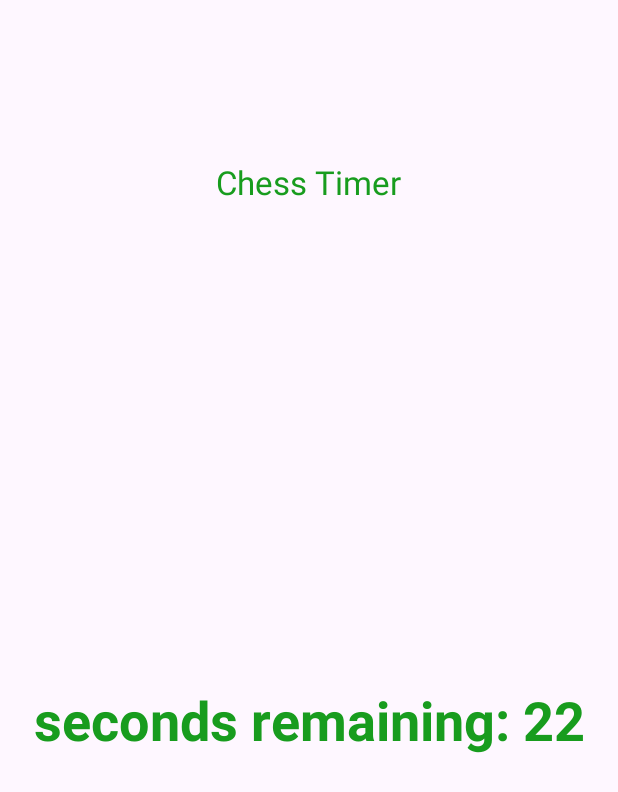
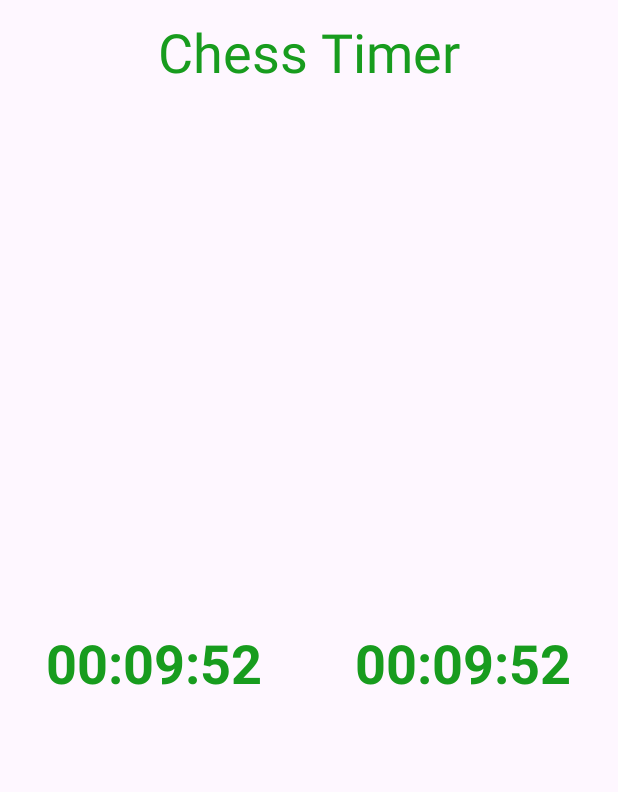
Before and after one commit to candlehand/coffeehouse, an Android app: the screen it shows after launch (MainActivity), on a phone screen of 412 x 824 dp. Shown: the top 792 px of the screen. Run offline under Robolectric (Android 15) with nearby library versions, the phone set to English and light mode, and no system bars.

Commit message:
Clock formatting updated. Layout updated.

```diff
--- a/coffeehouse/app/src/main/java/com/example/coffeehouse/MainActivity.kt
+++ b/coffeehouse/app/src/main/java/com/example/coffeehouse/MainActivity.kt
@@ -1,3 +1,9 @@
+/*
+Main Activity file for Chess Clock Android App
+Author:  Chip Weatherly
+Date:    1/6/2025
+Purpose: Holds logic for chess clock app main screen
+ */
 package com.example.coffeehouse
 
 import android.os.Bundle
@@ -7,35 +13,57 @@ import androidx.core.view.ViewCompat
 import androidx.core.view.WindowInsetsCompat
 import android.os.CountDownTimer
 import android.widget.TextView
+import java.text.DecimalFormat
 
 class MainActivity : AppCompatActivity() {
-    lateinit var textView : TextView
+    // textView holds id of the first textView item
+    lateinit var clock1 : TextView
+    lateinit var clock2 : TextView
     override fun onCreate(savedInstanceState: Bundle?) {
 
         super.onCreate(savedInstanceState)
         enableEdgeToEdge()
         setContentView(R.layout.activity_main)
-        textView = findViewById(R.id.textView)
-
-        // testing : (findViewById(R.id.main) -> (findViewById(R.id.textView)
-        //ViewCompat.setOnApplyWindowInsetsListener(findViewById(R.id.textView)) { v, insets ->
-        //    val systemBars = insets.getInsets(WindowInsetsCompat.Type.systemBars())
-        //    v.setPadding(systemBars.left, systemBars.top, systemBars.right, systemBars.bottom)
-        //    insets
-        //}
-
+        // assign the view ids to variables
+        clock1 = findViewById(R.id.clock1)
+        clock2 = findViewById(R.id.clock2)
 
         // Timer object, 600000 = 10 mins 1 = 1 millisecond
-        object : CountDownTimer(30000, 1000) {
+        object : CountDownTimer(600000, 1000) {
 
             // Callback function triggered regularly
             override fun onTick(millisUntilFinished: Long) {
-                textView.text = "seconds remaining: " + millisUntilFinished / 1000
+
+                val dec = DecimalFormat("00")
+
+                val hour = (millisUntilFinished / 3600000) % 24
+                val min = (millisUntilFinished / 60000) % 60
+                val sec = (millisUntilFinished / 1000) % 60
+                clock1.text = dec.format(hour) + ":" + dec.format(min) + ":" + dec.format(sec)
             }
 
             // fires when the time is up
             override fun onFinish() {
-                textView.text = "Done!"
+                clock1.text = "Time's Up!"
+            }
+        }.start()
+
+        object : CountDownTimer(600000, 1000) {
+
+            // Callback function triggered regularly
+            override fun onTick(millisUntilFinished: Long) {
+
+                val dec = DecimalFormat("00")
+
+                val hour = (millisUntilFinished / 3600000) % 24
+                val min = (millisUntilFinished / 60000) % 60
+                val sec = (millisUntilFinished / 1000) % 60
+                clock2.text = dec.format(hour) + ":" + dec.format(min) + ":" + dec.format(sec)
+            }
+
+            // fires when the time is up
+            override fun onFinish() {
+                clock2.text = "Time's Up!"
             }
         }.start()
     }
--- a/coffeehouse/app/src/main/res/layout/activity_main.xml
+++ b/coffeehouse/app/src/main/res/layout/activity_main.xml
@@ -8,35 +8,64 @@
     android:layout_height="match_parent"
     tools:context=".MainActivity">
 
-    <TextView
-        android:id="@+id/gfg"
-        android:layout_width="wrap_content"
-        android:layout_height="wrap_content"
-        android:text="@string/title"
-        android:textColor="#189C1E"
-        android:textSize="22sp"
-        app:layout_constraintBottom_toBottomOf="parent"
-        app:layout_constraintHorizontal_bias="0.498"
-        app:layout_constraintLeft_toLeftOf="parent"
-        app:layout_constraintRight_toRightOf="parent"
-        app:layout_constraintTop_toTopOf="parent"
-        app:layout_constraintVertical_bias="0.134" />
-
-    <TextView
-        android:id="@+id/textView"
+    <androidx.constraintlayout.widget.ConstraintLayout
+        android:id="@+id/constraintLayout"
         android:layout_width="0dp"
         android:layout_height="0dp"
-        android:background="?android:attr/detailsElementBackground"
-        android:gravity="center_horizontal|center_vertical"
-        android:text="@string/TextView"
-        android:textColor="#189C1E"
-        android:textSize="36sp"
-        android:textStyle="bold"
         app:layout_constraintBottom_toBottomOf="parent"
         app:layout_constraintEnd_toEndOf="parent"
-        app:layout_constraintHorizontal_bias="0.0"
         app:layout_constraintStart_toStartOf="parent"
-        app:layout_constraintTop_toBottomOf="@+id/gfg"
-        app:layout_constraintVertical_bias="0.0" />
+        app:layout_constraintTop_toTopOf="parent">
+
+        <TextView
+            android:id="@+id/titleTextView"
+            android:layout_width="0dp"
+            android:layout_height="wrap_content"
+            android:layout_marginTop="10dp"
+            android:gravity="center"
+            android:text="@string/title"
+            android:textColor="#189C1E"
+            android:textSize="36sp"
+            android:visibility="visible"
+            app:layout_constraintEnd_toEndOf="parent"
+            app:layout_constraintStart_toStartOf="parent"
+            app:layout_constraintTop_toTopOf="parent" />
+
+    </androidx.constraintlayout.widget.ConstraintLayout>
+
+    <LinearLayout
+        android:id="@+id/linearLayout"
+        android:layout_width="match_parent"
+        android:layout_height="match_parent"
+        android:layout_marginTop="60dp"
+        android:orientation="horizontal"
+        app:layout_constraintTop_toTopOf="parent">
+
+        <TextView
+
+            android:id="@+id/clock1"
+            android:layout_width="355.5dp"
+            android:layout_height="match_parent"
+            android:layout_weight="1"
+            android:background="?android:attr/detailsElementBackground"
+            android:gravity="center_horizontal|center_vertical"
+            android:text="@string/timerText"
+            android:textColor="#189C1E"
+            android:textSize="36sp"
+            android:textStyle="bold" />
+
+        <TextView
+
+            android:id="@+id/clock2"
+            android:layout_width="355.5dp"
+            android:layout_height="match_parent"
+            android:layout_weight="1"
+            android:background="?android:attr/detailsElementBackground"
+            android:gravity="center_horizontal|center_vertical"
+            android:text="@string/timerText"
+            android:textColor="#189C1E"
+            android:textSize="36sp"
+            android:textStyle="bold" />
+    </LinearLayout>
 
 </androidx.constraintlayout.widget.ConstraintLayout>
--- a/coffeehouse/app/src/main/res/values/strings.xml
+++ b/coffeehouse/app/src/main/res/values/strings.xml
@@ -1,5 +1,6 @@
 <resources>
     <string name="app_name">Coffeehouse</string>
     <string name="title">Chess Timer</string>
-    <string name="TextView">TextView</string>
+    <string name="timerText">TextView</string>
+    <string name="timeFormat">dec.format(hour) + ":" + dec.format(min) + ":" + dec.format(sec)</string>
 </resources>
```
